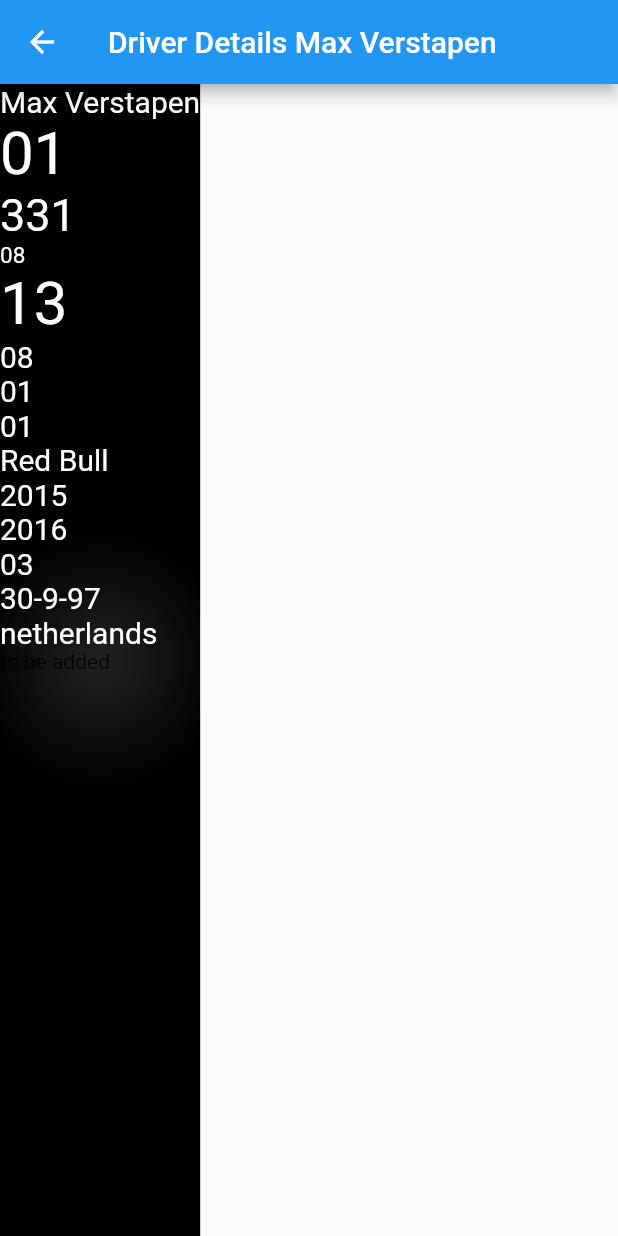
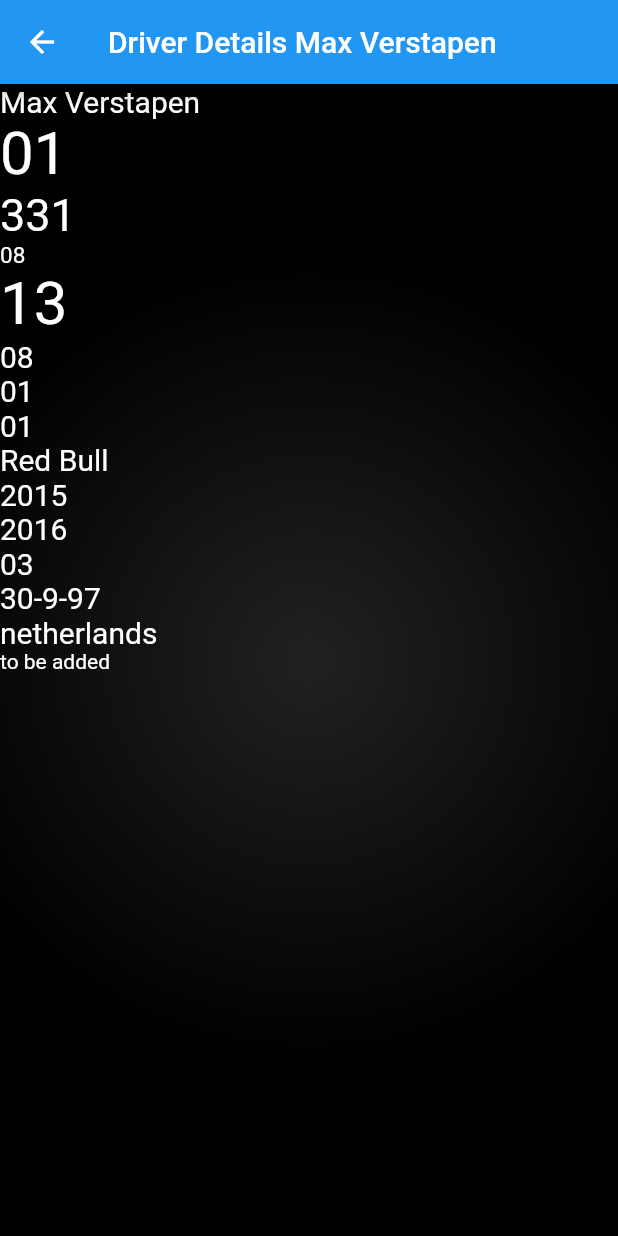
Before and after one commit to Rakshit-Attri/pit_stop, a Flutter app: the DriverDetailScreen screen opened directly with sample values from the repository, on a phone screen of 412 x 824 dp. Run offline on Flutter 3.47's test engine with Material 3 defaults, Android fonts, the phone set to English and light mode, and no system bars.

Commit message:
fixed minor issue

```diff
--- a/lib/screens/driver_detail_screen.dart
+++ b/lib/screens/driver_detail_screen.dart
@@ -1,119 +1,48 @@
 import 'package:flutter/material.dart';
-import 'package:pit_stop/data/stamdings_model.dart';
+import 'package:pit_stop/utilities.dart';
+import '../data/stamdings_model.dart';
 
-class DriverDetailScreen extends StatefulWidget {
+class DriverDetailScreen extends StatelessWidget {
   const DriverDetailScreen({super.key, required this.driver});
 
   final Driver driver;
 
   @override
-  State<DriverDetailScreen> createState() => _DriverDetailScreenState();
-}
-
-class _DriverDetailScreenState extends State<DriverDetailScreen> {
-  @override
   Widget build(BuildContext context) {
+    const textStyle = TextStyle(color: Colors.white);
     return Scaffold(
       appBar: AppBar(
-        title: Text('Driver Details ${widget.driver.name}'),
+        title: Text('Driver Details ${driver.name}'),
       ),
-      body: Container(
-        decoration: BoxDecoration(
-            gradient: const RadialGradient(
-          colors: [Colors.black87, Colors.black],
-          radius: 0.65,
-        )),
-        child: Column(
-          crossAxisAlignment: CrossAxisAlignment.start,
-          children: [
-            Container(
-              child: Text(
-                widget.driver.name,
-                style: TextStyle(color: Colors.white, fontSize: 20),
-              ),
+      body: SizedBox.expand(
+        child: Container(
+          decoration: const BoxDecoration(
+            gradient: RadialGradient(
+              colors: [Colors.black87, Colors.black],
+              radius: 0.65,
             ),
-            Container(
-              child: Text(
-                widget.driver.number,
-                style: TextStyle(color: Colors.white, fontSize: 40),
-              ),
-            ),
-            Container(
-              child: Text(
-                widget.driver.points,
-                style: TextStyle(color: Colors.white, fontSize: 30),
-              ),
-            ),
-            Container(
-              child: Text(
-                widget.driver.wins,
-                style: TextStyle(color: Colors.white, fontSize: 15),
-              ),
-            ),
-            Container(
-              child: Text(
-                widget.driver.podiums,
-                style: TextStyle(color: Colors.white, fontSize: 40),
-              ),
-            ),
-            Container(
-              child: Text(
-                widget.driver.poles,
-                style: TextStyle(color: Colors.white, fontSize: 20),
-              ),
-            ),
-            Container(
-              child: Text(
-                widget.driver.dnfs,
-                style: TextStyle(color: Colors.white, fontSize: 20),
-              ),
-            ),
-            Container(
-              child: Text(
-                widget.driver.drivercode,
-                style: TextStyle(color: Colors.white, fontSize: 20),
-              ),
-            ),
-            Container(
-              child: Text(
-                widget.driver.team,
-                style: TextStyle(color: Colors.white, fontSize: 20),
-              ),
-            ),
-            Container(
-              child: Text(
-                widget.driver.firstentry,
-                style: TextStyle(color: Colors.white, fontSize: 20),
-              ),
-            ),
-            Container(
-              child: Text(
-                widget.driver.firstwin,
-                style: TextStyle(color: Colors.white, fontSize: 20),
-              ),
-            ),
-            Container(
-              child: Text(
-                widget.driver.wc,
-                style: TextStyle(color: Colors.white, fontSize: 20),
-              ),
-            ),
-            Container(
-              child: Text(
-                widget.driver.dob,
-                style: TextStyle(color: Colors.white, fontSize: 20),
-              ),
-            ),
-            Container(
-              child: Text(
-                widget.driver.country,
-                style: TextStyle(color: Colors.white, fontSize: 20),
-              ),
-            ),
-            Container(
-              child: Text(widget.driver.details),
-            ),
-          ],
+          ),
+          child: Column(
+            crossAxisAlignment: CrossAxisAlignment.start,
+            mainAxisSize: MainAxisSize.max,
+            children: [
+              Text(driver.name, style: textStyle.copyWith(fontSize: 20)),
+              Text(driver.number, style: textStyle.copyWith(fontSize: 40)),
+              Text(driver.points, style: textStyle.copyWith(fontSize: 30)),
+              Text(driver.wins, style: textStyle.copyWith(fontSize: 15)),
+              Text(driver.podiums, style: textStyle.copyWith(fontSize: 40)),
+              Text(driver.poles, style: textStyle.copyWith(fontSize: 20)),
+              Text(driver.dnfs, style: textStyle.copyWith(fontSize: 20)),
+              Text(driver.drivercode, style: textStyle.copyWith(fontSize: 20)),
+              Text(driver.team, style: textStyle.copyWith(fontSize: 20)),
+              Text(driver.firstentry, style: textStyle.copyWith(fontSize: 20)),
+              Text(driver.firstwin, style: textStyle.copyWith(fontSize: 20)),
+              Text(driver.wc, style: textStyle.copyWith(fontSize: 20)),
+              Text(driver.dob, style: textStyle.copyWith(fontSize: 20)),
+              Text(driver.country, style: textStyle.copyWith(fontSize: 20)),
+              Text(driver.details, style: textStyle),
+            ],
+          ),
         ),
       ),
     );
```
